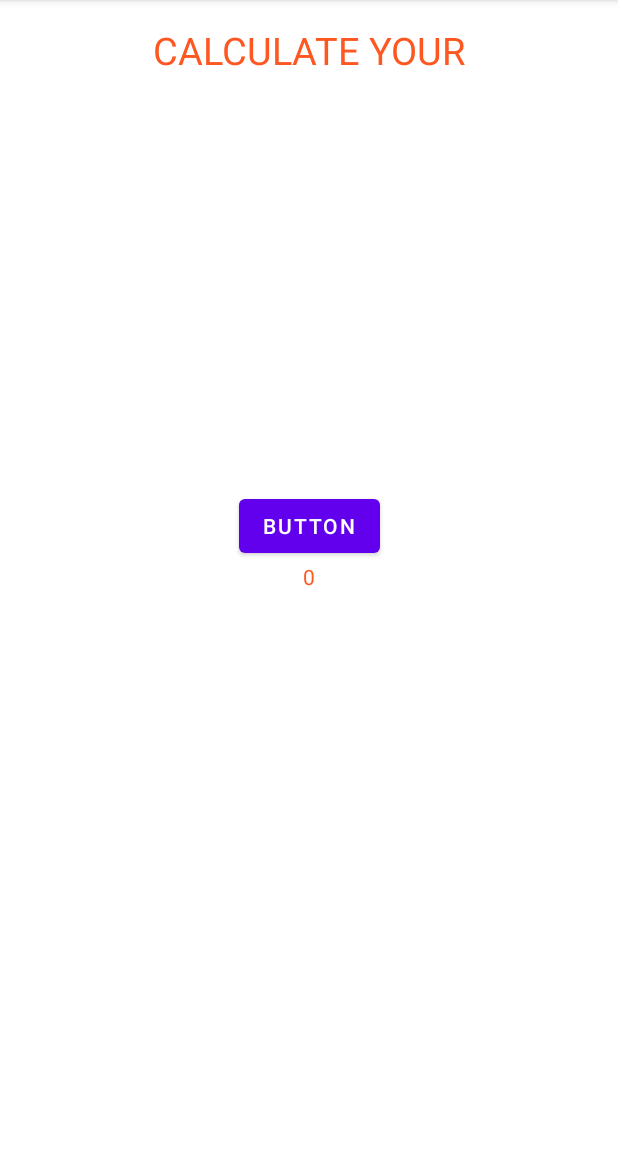
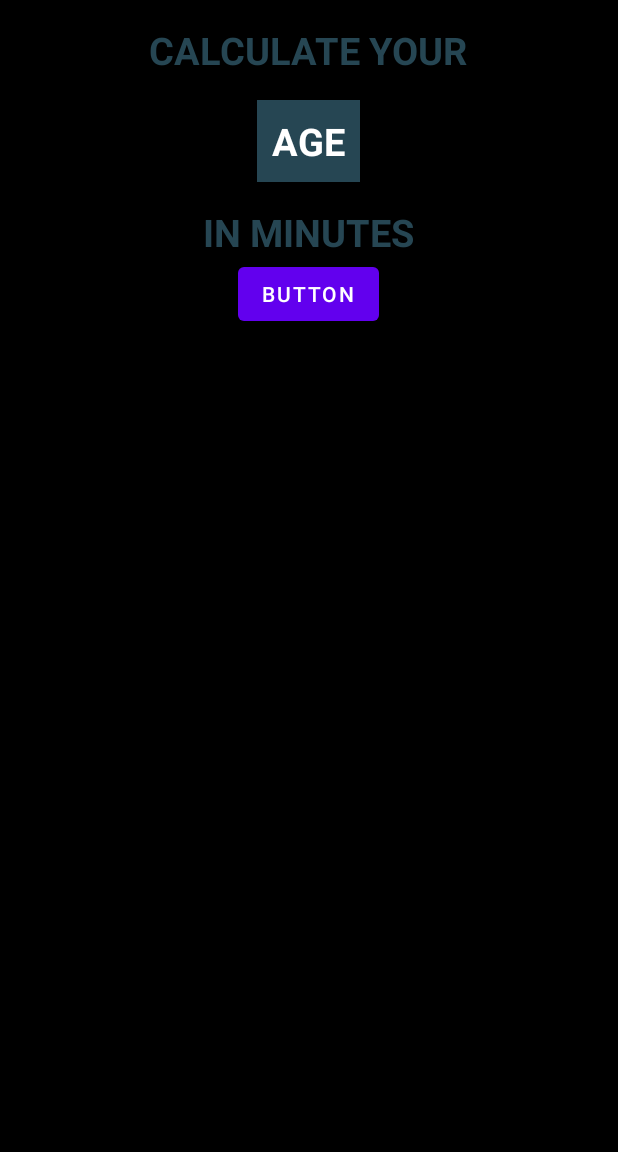
Before and after one commit to worthant/Lifespan-calculator, an Android app: the screen it shows after launch (MainActivity), on a phone screen of 412 x 824 dp, the part 84-1236 px from its top. Run offline under Robolectric (Android 15) with nearby library versions, the phone set to English and light mode, and no system bars.

Commit message:
created UI skelet of the app

```diff
--- a/app/src/main/java/com/example/lifespancalculator/MainActivity.kt
+++ b/app/src/main/java/com/example/lifespancalculator/MainActivity.kt
@@ -14,17 +14,17 @@ class MainActivity : AppCompatActivity() {
         super.onCreate(savedInstanceState)
         setContentView(R.layout.activity_main)
 
-        val btnClickMe = findViewById<Button>(R.id.someButton)
-        val textView = findViewById<TextView>(R.id.someTextView)
-        var clickCounter: Byte = 0
-        textView.text = "0"
-        btnClickMe.setOnClickListener {
-            clickCounter = clickCounter.inc()
-            textView.text = clickCounter.toString()
-            Toast.makeText(
-                this, "hey, you clicked the button",
-                Toast.LENGTH_LONG
-            ).show()
-        }
+//        val btnClickMe = findViewById<Button>(R.id.someButton)
+//        val textView = findViewById<TextView>(R.id.someTextView)
+//        var clickCounter: Byte = 0
+//        textView.text = "0"
+//        btnClickMe.setOnClickListener {
+//            clickCounter = clickCounter.inc()
+//            textView.text = clickCounter.toString()
+//            Toast.makeText(
+//                this, "hey, you clicked the button",
+//                Toast.LENGTH_LONG
+//            ).show()
+//        }
     }
 }
--- a/app/src/main/res/layout/activity_main.xml
+++ b/app/src/main/res/layout/activity_main.xml
@@ -1,22 +1,53 @@
 <?xml version="1.0" encoding="utf-8"?>
-<androidx.constraintlayout.widget.ConstraintLayout xmlns:android="http://schemas.android.com/apk/res/android"
+<LinearLayout xmlns:android="http://schemas.android.com/apk/res/android"
     xmlns:app="http://schemas.android.com/apk/res-auto"
     xmlns:tools="http://schemas.android.com/tools"
-    android:id="@+id/color"
     android:layout_width="match_parent"
     android:layout_height="match_parent"
+    android:background="@color/black"
+    android:gravity="center_horizontal"
+    android:orientation="vertical"
     tools:context=".MainActivity">
 
+
     <TextView
-        android:id="@+id/someTextView"
         android:layout_width="wrap_content"
         android:layout_height="wrap_content"
-        android:text="Hello World!"
-        android:textColor="#FF5722"
-        app:layout_constraintBottom_toBottomOf="parent"
+        android:layout_marginTop="16dp"
+        android:text="CALCULATE YOUR"
+        android:textColor="@color/textBlue"
+        android:textSize="25sp"
+        android:textStyle="bold"
         app:layout_constraintEnd_toEndOf="parent"
         app:layout_constraintStart_toStartOf="parent"
         app:layout_constraintTop_toTopOf="parent" />
+
+    <TextView
+        android:layout_width="wrap_content"
+        android:layout_height="wrap_content"
+        android:layout_marginTop="16dp"
+        android:background="@color/textBlue"
+        android:padding="10dp"
+        android:text="AGE"
+        android:textColor="@color/white"
+        android:textSize="25sp"
+        android:textStyle="bold"
+        app:layout_constraintEnd_toEndOf="parent"
+        app:layout_constraintStart_toStartOf="parent"
+        app:layout_constraintTop_toTopOf="parent" />
+
+    <TextView
+        android:layout_width="wrap_content"
+        android:layout_height="wrap_content"
+        android:layout_marginTop="16dp"
+        android:text="IN MINUTES"
+        android:textColor="@color/textBlue"
+        android:textSize="25sp"
+        android:textStyle="bold"
+        app:layout_constraintEnd_toEndOf="parent"
+        app:layout_constraintStart_toStartOf="parent"
+        app:layout_constraintTop_toTopOf="parent"
+        />
 
     <Button
         android:id="@+id/someButton"
@@ -27,16 +58,5 @@
         app:layout_constraintEnd_toEndOf="parent"
         app:layout_constraintStart_toStartOf="parent" />
 
-    <TextView
-        android:id="@+id/textView"
-        android:layout_width="wrap_content"
-        android:layout_height="wrap_content"
-        android:layout_marginTop="16dp"
-        android:text="CALCULATE YOUR"
-        android:textColor="#FF5722"
-        android:textSize="25sp"
-        app:layout_constraintEnd_toEndOf="parent"
-        app:layout_constraintStart_toStartOf="parent"
-        app:layout_constraintTop_toTopOf="parent" />
 
-</androidx.constraintlayout.widget.ConstraintLayout>
+</LinearLayout>
--- a/app/src/main/res/values/colors.xml
+++ b/app/src/main/res/values/colors.xml
@@ -7,4 +7,6 @@
     <color name="teal_700">#FF018786</color>
     <color name="black">#FF000000</color>
     <color name="white">#FFFFFFFF</color>
+    <color name="textBlue">#264653</color>
+    <color name="bgColor">#e9c46a</color>
 </resources>
--- a/app/src/main/res/values/strings.xml
+++ b/app/src/main/res/values/strings.xml
@@ -1,4 +1,6 @@
 <resources>
     <string name="app_name">Lifespan calculator</string>
     <string name="hello_boris">Hello Boris!)</string>
+    <string name="button">Button</string>
+    <string name="calculate_your">CALCULATE YOUR</string>
 </resources>
```
